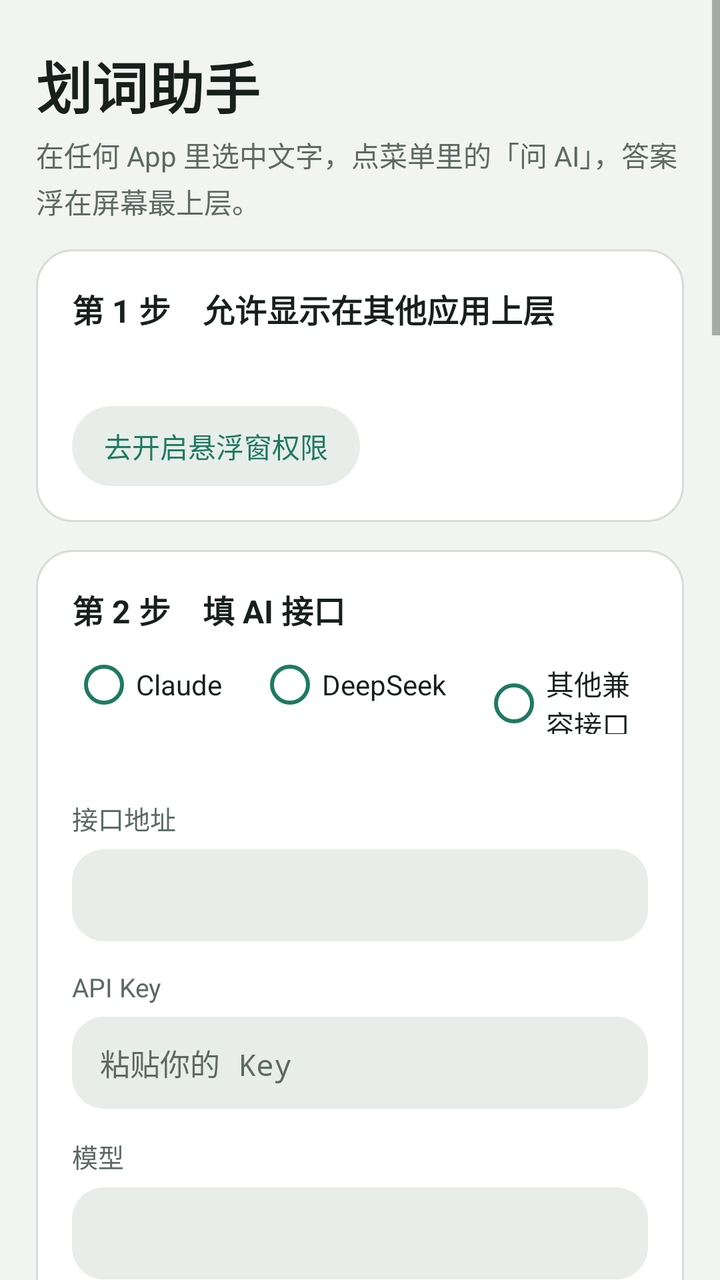
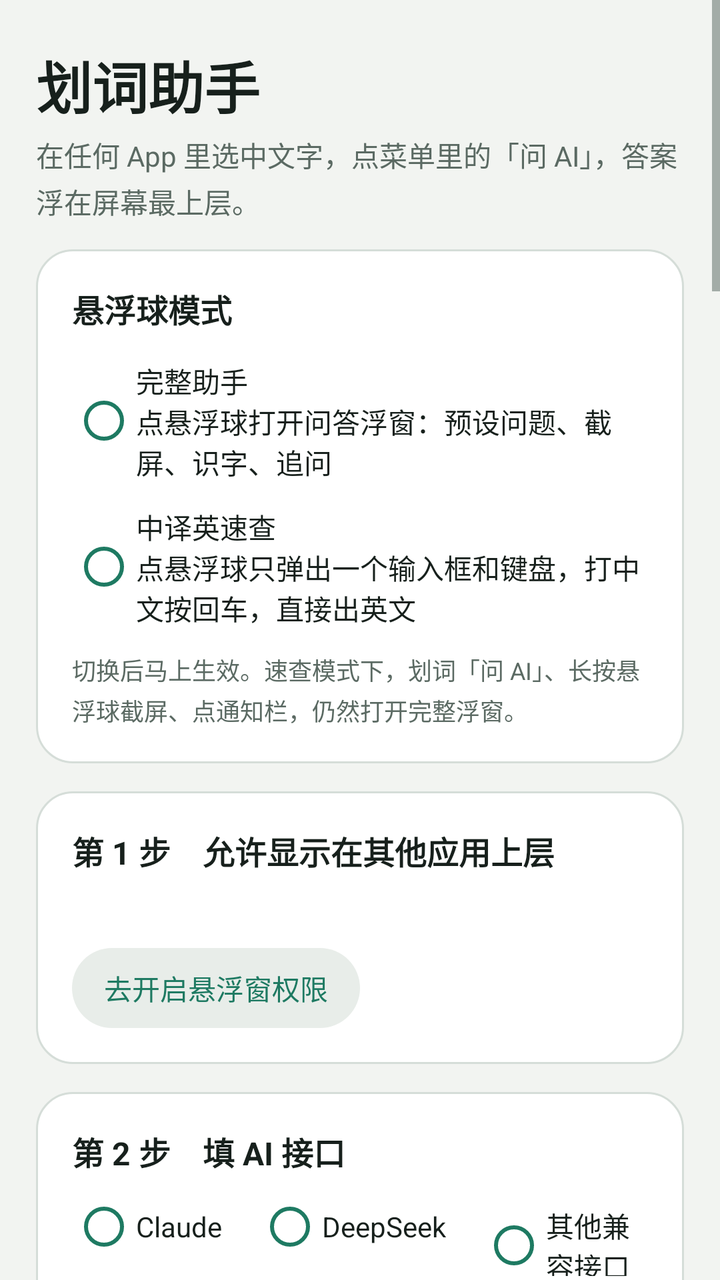

Screens rendered from an Android XML layout before and after an edit, with the pre-edit source and the edit as a unified diff.
<!-- AndroidManifest.xml: application theme AppTheme -->
<!-- res/layout/activity_main.xml -->
<?xml version="1.0" encoding="utf-8"?>
<ScrollView xmlns:android="http://schemas.android.com/apk/res/android"
    android:layout_width="match_parent"
    android:layout_height="match_parent"
    android:background="@color/bg"
    android:fillViewport="true">

    <LinearLayout
        android:layout_width="match_parent"
        android:layout_height="wrap_content"
        android:orientation="vertical"
        android:paddingStart="18dp"
        android:paddingTop="22dp"
        android:paddingEnd="18dp"
        android:paddingBottom="32dp">

        <TextView
            android:layout_width="wrap_content"
            android:layout_height="wrap_content"
            android:text="@string/app_name"
            android:textColor="@color/ink"
            android:textSize="28sp"
            android:textStyle="bold" />

        <TextView
            android:layout_width="match_parent"
            android:layout_height="wrap_content"
            android:layout_marginTop="4dp"
            android:lineSpacingExtra="3dp"
            android:text="在任何 App 里选中文字，点菜单里的「问 AI」，答案浮在屏幕最上层。"
            android:textColor="@color/ink_soft"
            android:textSize="14sp" />

        
        <LinearLayout style="@style/Card">

            <TextView
                style="@style/CardTitle"
                android:text="第 1 步　允许显示在其他应用上层" />

            <TextView
                android:id="@+id/permStatus"
                android:layout_width="match_parent"
                android:layout_height="wrap_content"
                android:layout_marginTop="6dp"
                android:lineSpacingExtra="3dp"
                android:textColor="@color/ink_soft"
                android:textSize="14sp" />

            <TextView
                android:id="@+id/btnPerm"
                style="@style/BtnSoft"
                android:layout_marginTop="12dp"
                android:text="去开启悬浮窗权限" />
        </LinearLayout>

        
        <LinearLayout style="@style/Card">

            <TextView
                style="@style/CardTitle"
                android:text="第 2 步　填 AI 接口" />

            <RadioGroup
                android:id="@+id/provider"
                android:layout_width="match_parent"
                android:layout_height="wrap_content"
                android:layout_marginTop="10dp"
                android:orientation="horizontal">

                <RadioButton
                    android:id="@+id/pAnthropic"
                    android:layout_width="wrap_content"
                    android:layout_height="wrap_content"
                    android:layout_marginEnd="18dp"
                    android:buttonTint="@color/accent"
                    android:text="Claude"
                    android:textColor="@color/ink" />

                <RadioButton
                    android:id="@+id/pDeepseek"
                    android:layout_width="wrap_content"
                    android:layout_height="wrap_content"
                    android:layout_marginEnd="18dp"
                    android:buttonTint="@color/accent"
                    android:text="DeepSeek"
                    android:textColor="@color/ink" />

                <RadioButton
                    android:id="@+id/pOpenai"
                    android:layout_width="wrap_content"
                    android:layout_height="wrap_content"
                    android:buttonTint="@color/accent"
                    android:text="其他兼容接口"
                    android:textColor="@color/ink" />
            </RadioGroup>

            <TextView
                android:id="@+id/providerHint"
                android:layout_width="match_parent"
                android:layout_height="wrap_content"
                android:layout_marginTop="2dp"
                android:lineSpacingExtra="2dp"
                android:textColor="@color/ink_soft"
                android:textSize="12sp" />

            <TextView
                style="@style/FieldLabel"
                android:text="接口地址" />

            <EditText
                android:id="@+id/baseUrl"
                style="@style/Field"
                android:inputType="textUri" />

            <TextView
                style="@style/FieldLabel"
                android:text="API Key" />

            <EditText
                android:id="@+id/apiKey"
                style="@style/Field"
                android:hint="粘贴你的 Key"
                android:inputType="textPassword" />

            <TextView
                style="@style/FieldLabel"
                android:text="模型" />

            <EditText
                android:id="@+id/model"
                style="@style/Field"
                android:inputType="text" />

            
            <LinearLayout
                android:id="@+id/deepseekBox"
                android:layout_width="match_parent"
                android:layout_height="wrap_content"
                android:orientation="vertical"
                android:visibility="gone">

                <LinearLayout
                    android:layout_width="match_parent"
                    android:layout_height="wrap_content"
                    android:layout_marginTop="10dp"
                    android:orientation="horizontal">

                    <TextView
                        android:id="@+id/pickFlash"
                        style="@style/BtnSoft"
                        android:layout_marginEnd="8dp"
                        android:text="flash · 快又省" />

                    <TextView
                        android:id="@+id/pickPro"
                        style="@style/BtnSoft"
                        android:text="v4-pro · 更强" />
                </LinearLayout>

                <CheckBox
                    android:id="@+id/deepThink"
                    android:layout_width="wrap_content"
                    android:layout_height="wrap_content"
                    android:layout_marginTop="8dp"
                    android:buttonTint="@color/accent"
                    android:text="深度思考（更准，但要多等一会儿）"
                    android:textColor="@color/ink"
                    android:textSize="14sp" />
            </LinearLayout>

            <LinearLayout
                android:layout_width="match_parent"
                android:layout_height="wrap_content"
                android:layout_marginTop="14dp"
                android:gravity="center_vertical"
                android:orientation="horizontal">

                <TextView
                    android:id="@+id/btnTest"
                    style="@style/BtnSoft"
                    android:text="测试连接" />

                <TextView
                    android:id="@+id/testResult"
                    android:layout_width="0dp"
                    android:layout_height="wrap_content"
                    android:layout_marginStart="12dp"
                    android:layout_weight="1"
                    android:textColor="@color/ink_soft"
                    android:textSize="13sp" />
            </LinearLayout>
        </LinearLayout>

        
        <LinearLayout style="@style/Card">

            <TextView
                style="@style/CardTitle"
                android:text="第 3 步　预设问题（可改）" />

            <TextView
                android:layout_width="match_parent"
                android:layout_height="wrap_content"
                android:layout_marginTop="6dp"
                android:lineSpacingExtra="3dp"
                android:text="每行一个，格式：按钮名 | 要 AI 做什么。选中的文字会自动附在后面；也可以用 {text} 指定放的位置。"
                android:textColor="@color/ink_soft"
                android:textSize="13sp" />

            <EditText
                android:id="@+id/presets"
                style="@style/Field"
                android:layout_marginTop="10dp"
                android:gravity="top|start"
                android:inputType="textMultiLine"
                android:lineSpacingExtra="4dp"
                android:minLines="6"
                android:singleLine="false"
                android:textSize="14sp" />

            <CheckBox
                android:id="@+id/autoRun"
                android:layout_width="wrap_content"
                android:layout_height="wrap_content"
                android:layout_marginTop="10dp"
                android:buttonTint="@color/accent"
                android:text="选中文字后自动执行第一个预设"
                android:textColor="@color/ink"
                android:textSize="14sp" />

            <TextView
                android:id="@+id/btnResetPresets"
                style="@style/BtnSoft"
                android:layout_marginTop="8dp"
                android:text="恢复默认预设" />
        </LinearLayout>

        
        <LinearLayout style="@style/Card">

            <TextView
                style="@style/CardTitle"
                android:text="剪贴板检测" />

            <CheckBox
                android:id="@+id/clipCheck"
                android:layout_width="wrap_content"
                android:layout_height="wrap_content"
                android:layout_marginTop="8dp"
                android:buttonTint="@color/accent"
                android:text="打开浮窗时检查剪贴板"
                android:textColor="@color/ink"
                android:textSize="14sp" />

            <TextView
                android:layout_width="match_parent"
                android:layout_height="wrap_content"
                android:layout_marginStart="32dp"
                android:lineSpacingExtra="3dp"
                android:text="有新复制的内容时，浮窗顶部会出现「用这段」。"
                android:textColor="@color/ink_soft"
                android:textSize="13sp" />

            <TextView
                android:layout_width="match_parent"
                android:layout_height="wrap_content"
                android:layout_marginTop="14dp"
                android:text="复制后自动提示"
                android:textColor="@color/ink"
                android:textSize="15sp"
                android:textStyle="bold" />

            <TextView
                android:id="@+id/clipWatchStatus"
                android:layout_width="match_parent"
                android:layout_height="wrap_content"
                android:layout_marginTop="4dp"
                android:lineSpacingExtra="3dp"
                android:textColor="@color/ink_soft"
                android:textSize="13sp" />

            <TextView
                android:id="@+id/btnClipWatch"
                style="@style/BtnSoft"
                android:layout_marginTop="10dp"
                android:text="去无障碍里打开" />

            <TextView
                android:layout_width="match_parent"
                android:layout_height="wrap_content"
                android:layout_marginTop="10dp"
                android:lineSpacingExtra="3dp"
                android:text="在无障碍列表里找到「划词助手 · 复制后提示」并打开。安卓 13 及以上如果开关是灰色的：到 系统设置 → 应用 → 划词助手 → 右上角 ⋮ → 允许受限制的设置，再回来打开。\n这个服务只用来发现你点了「复制」，不读取屏幕内容。系统读剪贴板时可能会弹出「已从剪贴板粘贴」的提示，这是正常的。"
                android:textColor="@color/ink_soft"
                android:textSize="12sp" />
        </LinearLayout>

        <TextView
            android:id="@+id/btnStart"
            style="@style/BtnAccent"
            android:layout_marginTop="20dp"
            android:text="保存并开启悬浮球" />

        <TextView
            android:id="@+id/btnStop"
            style="@style/BtnSoft"
            android:layout_width="match_parent"
            android:layout_marginTop="10dp"
            android:text="关闭悬浮球" />

        
        <LinearLayout style="@style/Card">

            <TextView
                style="@style/CardTitle"
                android:text="怎么用" />

            <TextView
                android:layout_width="match_parent"
                android:layout_height="wrap_content"
                android:layout_marginTop="8dp"
                android:lineSpacingExtra="5dp"
                android:text="• 在浏览器、阅读器、聊天软件里长按选中文字，在弹出的菜单里点「问 AI」（有的机型要先点「⋮ 更多」）。\n• 浮窗出现在屏幕最上层：点预设一键提问，或在底部输入框追问。\n• 截屏：点浮窗右上角「截屏」，或长按悬浮球。第一次要在系统弹窗里点「立即开始」，之后几分钟内不用再确认。拖动选框选区域、拖角调大小，点「放进对话框」后就能对截图提问。\n• 放大镜识字：点浮窗的「识字」，浮窗变成虚线取景框：拖框内部移动，拖边或角改大小，点「识别」识别框里的文字，点「✕」退出。快捷用法：长按标题栏直接拖到文字上，松手就识别。离线识别，不花 API 额度。\n• 按住浮窗标题栏可以拖动；拖右下角 ◢ 改大小（横屏、竖屏分别记住）；点「调节」改透明度。点「—」变回悬浮球，点悬浮球再展开。\n• 剪贴板：复制了文字再点悬浮球，浮窗顶部会出现「用这段」；打开下面的「复制后自动提示」后，复制完悬浮球旁会直接弹出「问 AI」。\n• 微信等不显示「问 AI」的 App：选中后点「分享」→ 划词助手，或先复制，再点浮窗里的「粘贴」。\n• 国产系统（小米、华为、OPPO、vivo）请在设置里允许本 App 后台运行和自启动，否则悬浮球可能被系统清掉。"
                android:textColor="@color/ink_soft"
                android:textSize="14sp" />
        </LinearLayout>
    </LinearLayout>
</ScrollView>
<!-- resources referenced by this layout -->
<resources>
  <color name="accent">#1E7A62</color>
  <color name="bg">#F2F4F1</color>
  <color name="ink">#17201C</color>
  <color name="ink_soft">#5B6A63</color>
  <string name="app_name">划词助手</string>
  <style name="BtnAccent">
          <item name="android:layout_width">match_parent</item>
          <item name="android:layout_height">50dp</item>
          <item name="android:background">@drawable/bg_btn_accent</item>
          <item name="android:gravity">center</item>
          <item name="android:textColor">@color/accent_ink</item>
          <item name="android:textSize">16sp</item>
          <item name="android:textStyle">bold</item>
      </style>
  <style name="BtnSoft">
          <item name="android:layout_width">wrap_content</item>
          <item name="android:layout_height">40dp</item>
          <item name="android:background">@drawable/bg_chip</item>
          <item name="android:gravity">center</item>
          <item name="android:paddingStart">16dp</item>
          <item name="android:paddingEnd">16dp</item>
          <item name="android:textColor">@color/accent</item>
          <item name="android:textSize">14sp</item>
      </style>
  <style name="Card">
          <item name="android:layout_width">match_parent</item>
          <item name="android:layout_height">wrap_content</item>
          <item name="android:layout_marginTop">14dp</item>
          <item name="android:background">@drawable/bg_card</item>
          <item name="android:orientation">vertical</item>
          <item name="android:padding">18dp</item>
      </style>
  <style name="CardTitle">
          <item name="android:layout_width">match_parent</item>
          <item name="android:layout_height">wrap_content</item>
          <item name="android:textColor">@color/ink</item>
          <item name="android:textSize">16sp</item>
          <item name="android:textStyle">bold</item>
      </style>
  <style name="FieldLabel">
          <item name="android:layout_width">wrap_content</item>
          <item name="android:layout_height">wrap_content</item>
          <item name="android:layout_marginTop">14dp</item>
          <item name="android:layout_marginBottom">6dp</item>
          <item name="android:textColor">@color/ink_soft</item>
          <item name="android:textSize">13sp</item>
      </style>
  <!-- drawable bg_btn_accent (drawable) -->
  <?xml version="1.0" encoding="utf-8"?>
  <ripple xmlns:android="http://schemas.android.com/apk/res/android" android:color="@color/accent_soft">
      <item>
          <shape android:shape="rectangle">
              <corners android:radius="16dp" />
              <solid android:color="@color/accent" />
          </shape>
      </item>
  </ripple>
  <color name="accent_ink">#FFFFFF</color>
  <!-- drawable bg_chip (drawable) -->
  <?xml version="1.0" encoding="utf-8"?>
  <ripple xmlns:android="http://schemas.android.com/apk/res/android" android:color="@color/accent_soft">
      <item>
          <shape android:shape="rectangle">
              <corners android:radius="999dp" />
              <solid android:color="@color/surface2" />
          </shape>
      </item>
  </ripple>
  <!-- drawable bg_card (drawable) -->
  <?xml version="1.0" encoding="utf-8"?>
  <shape xmlns:android="http://schemas.android.com/apk/res/android" android:shape="rectangle">
      <corners android:radius="18dp" />
      <solid android:color="@color/surface" />
      <stroke android:width="1dp" android:color="@color/line" />
  </shape>
  <!-- drawable bg_input (drawable) -->
  <?xml version="1.0" encoding="utf-8"?>
  <shape xmlns:android="http://schemas.android.com/apk/res/android" android:shape="rectangle">
      <corners android:radius="16dp" />
      <solid android:color="@color/surface2" />
  </shape>
  <color name="accent_soft">#331E7A62</color>
  <color name="surface2">#E8EDE9</color>
  <color name="surface">#FFFFFF</color>
  <color name="line">#D5DDD8</color>
  <!-- unchanged entries left out for length: 2 -->
</resources>

<!-- the commit's change to res/layout/activity_main.xml (unified diff, before → after) -->
@@ -36,6 +36,53 @@
 
             <TextView
                 style="@style/CardTitle"
+                android:text="悬浮球模式" />
+
+            <RadioGroup
+                android:id="@+id/modeGroup"
+                android:layout_width="match_parent"
+                android:layout_height="wrap_content"
+                android:layout_marginTop="8dp"
+                android:orientation="vertical">
+
+                <RadioButton
+                    android:id="@+id/modeFull"
+                    android:layout_width="match_parent"
+                    android:layout_height="wrap_content"
+                    android:buttonTint="@color/accent"
+                    android:paddingTop="6dp"
+                    android:paddingBottom="6dp"
+                    android:text="完整助手\n点悬浮球打开问答浮窗：预设问题、截屏、识字、追问"
+                    android:textColor="@color/ink"
+                    android:textSize="14sp" />
+
+                <RadioButton
+                    android:id="@+id/modeQuick"
+                    android:layout_width="match_parent"
+                    android:layout_height="wrap_content"
+                    android:buttonTint="@color/accent"
+                    android:paddingTop="6dp"
+                    android:paddingBottom="6dp"
+                    android:text="中译英速查\n点悬浮球只弹出一个输入框和键盘，打中文按回车，直接出英文"
+                    android:textColor="@color/ink"
+                    android:textSize="14sp" />
+            </RadioGroup>
+
+            <TextView
+                android:layout_width="match_parent"
+                android:layout_height="wrap_content"
+                android:layout_marginTop="6dp"
+                android:lineSpacingExtra="3dp"
+                android:text="切换后马上生效。速查模式下，划词「问 AI」、长按悬浮球截屏、点通知栏，仍然打开完整浮窗。"
+                android:textColor="@color/ink_soft"
+                android:textSize="12sp" />
+        </LinearLayout>
+
+        
+        <LinearLayout style="@style/Card">
+
+            <TextView
+                style="@style/CardTitle"
                 android:text="第 1 步　允许显示在其他应用上层" />
 
             <TextView
@@ -321,7 +368,7 @@
                 android:layout_height="wrap_content"
                 android:layout_marginTop="8dp"
                 android:lineSpacingExtra="5dp"
-                android:text="• 在浏览器、阅读器、聊天软件里长按选中文字，在弹出的菜单里点「问 AI」（有的机型要先点「⋮ 更多」）。\n• 浮窗出现在屏幕最上层：点预设一键提问，或在底部输入框追问。\n• 截屏：点浮窗右上角「截屏」，或长按悬浮球。第一次要在系统弹窗里点「立即开始」，之后几分钟内不用再确认。拖动选框选区域、拖角调大小，点「放进对话框」后就能对截图提问。\n• 放大镜识字：点浮窗的「识字」，浮窗变成虚线取景框：拖框内部移动，拖边或角改大小，点「识别」识别框里的文字，点「✕」退出。快捷用法：长按标题栏直接拖到文字上，松手就识别。离线识别，不花 API 额度。\n• 按住浮窗标题栏可以拖动；拖右下角 ◢ 改大小（横屏、竖屏分别记住）；点「调节」改透明度。点「—」变回悬浮球，点悬浮球再展开。\n• 剪贴板：复制了文字再点悬浮球，浮窗顶部会出现「用这段」；打开下面的「复制后自动提示」后，复制完悬浮球旁会直接弹出「问 AI」。\n• 微信等不显示「问 AI」的 App：选中后点「分享」→ 划词助手，或先复制，再点浮窗里的「粘贴」。\n• 国产系统（小米、华为、OPPO、vivo）请在设置里允许本 App 后台运行和自启动，否则悬浮球可能被系统清掉。"
+                android:text="• 在浏览器、阅读器、聊天软件里长按选中文字，在弹出的菜单里点「问 AI」（有的机型要先点「⋮ 更多」）。\n• 浮窗出现在屏幕最上层：点预设一键提问，或在底部输入框追问。\n• 截屏：点浮窗右上角「截屏」，或长按悬浮球。第一次要在系统弹窗里点「立即开始」，之后几分钟内不用再确认。拖动选框选区域、拖角调大小，点「放进对话框」后就能对截图提问。\n• 放大镜识字：点浮窗的「识字」，浮窗变成虚线取景框：拖框内部移动，拖边或角改大小，点「识别」识别框里的文字，点「✕」退出。快捷用法：长按标题栏直接拖到文字上，松手就识别。离线识别，不花 API 额度。\n• 按住浮窗标题栏可以拖动；拖右下角 ◢ 改大小（横屏、竖屏分别记住）；点「调节」改透明度。点「—」变回悬浮球，点悬浮球再展开。\n• 中译英速查：在最上面的「悬浮球模式」选它，点悬浮球就只弹出输入框，打中文按回车出英文（输入英文会翻成中文）；点译文复制，点框外或按返回关掉。\n• 剪贴板：复制了文字再点悬浮球，浮窗顶部会出现「用这段」；打开下面的「复制后自动提示」后，复制完悬浮球旁会直接弹出「问 AI」。\n• 微信等不显示「问 AI」的 App：选中后点「分享」→ 划词助手，或先复制，再点浮窗里的「粘贴」。\n• 国产系统（小米、华为、OPPO、vivo）请在设置里允许本 App 后台运行和自启动，否则悬浮球可能被系统清掉。"
                 android:textColor="@color/ink_soft"
                 android:textSize="14sp" />
         </LinearLayout>
